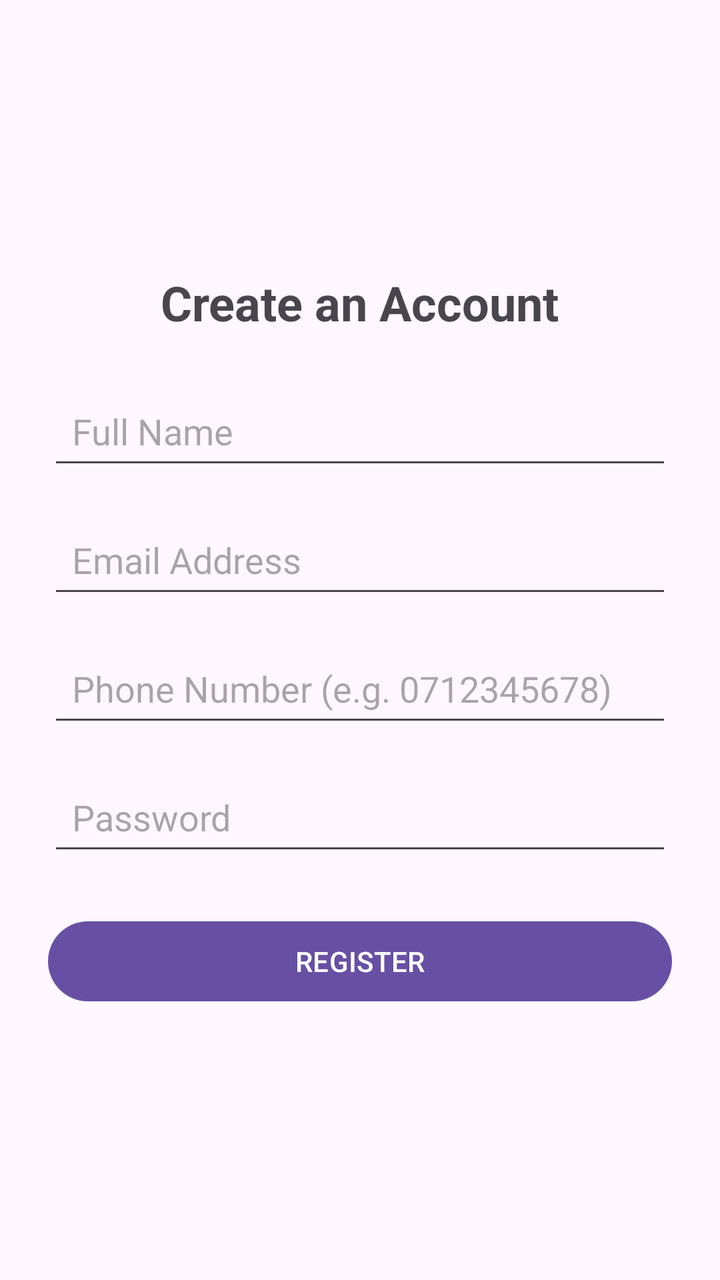
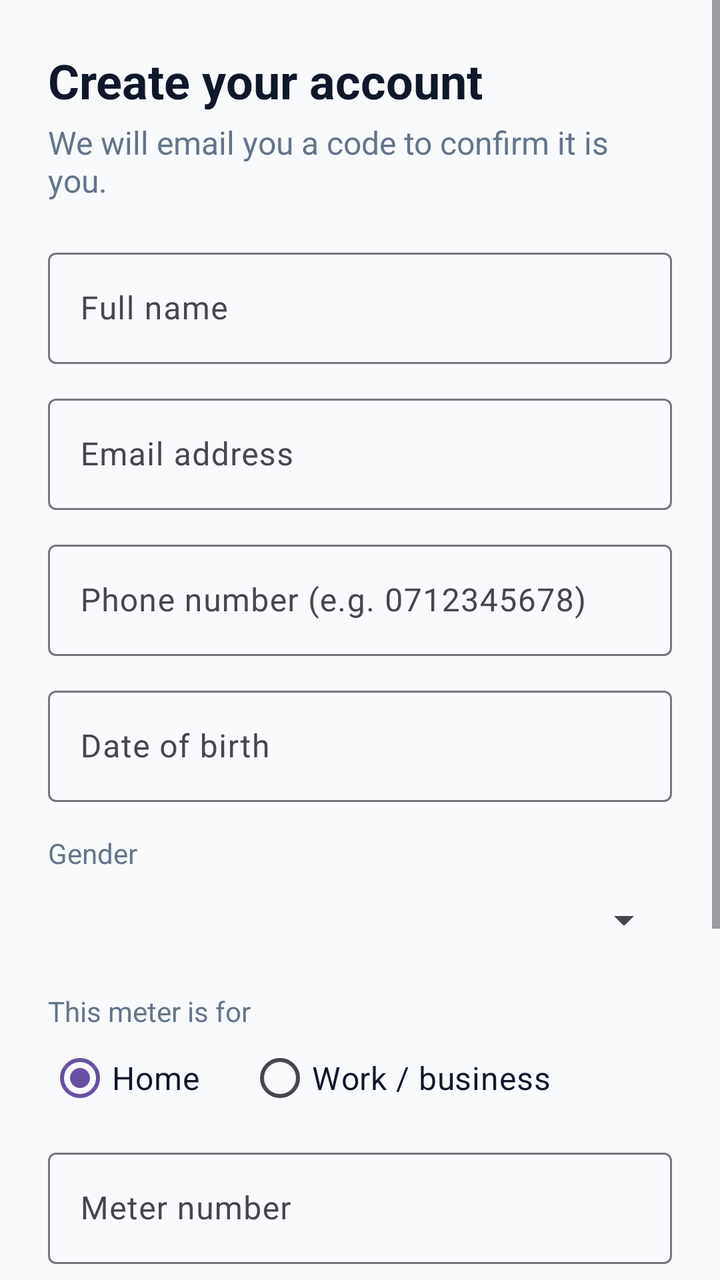

Before-and-after screenshots of an Android layout around one commit, followed by the original layout XML and the change that was made.
<!-- AndroidManifest.xml: application theme Theme.Prepaidelectricitymonitor -->
<!-- res/layout/activity_register.xml -->
<?xml version="1.0" encoding="utf-8"?>
<LinearLayout xmlns:android="http://schemas.android.com/apk/res/android"
    android:layout_width="match_parent"
    android:layout_height="match_parent"
    android:orientation="vertical"
    android:padding="24dp"
    android:gravity="center">

    <TextView
        android:layout_width="wrap_content"
        android:layout_height="wrap_content"
        android:text="Create an Account"
        android:textSize="24sp"
        android:textStyle="bold"
        android:layout_marginBottom="24dp" />

    <EditText
        android:id="@+id/etFullName"
        android:layout_width="match_parent"
        android:layout_height="wrap_content"
        android:minHeight="48dp"
        android:padding="12dp"
        android:hint="Full Name"
        android:inputType="textPersonName" />

    <EditText
        android:id="@+id/etEmail"
        android:layout_width="match_parent"
        android:layout_height="wrap_content"
        android:minHeight="48dp"
        android:padding="12dp"
        android:hint="Email Address"
        android:inputType="textEmailAddress"
        android:layout_marginTop="16dp" />

    <EditText
        android:id="@+id/etPhone"
        android:layout_width="match_parent"
        android:layout_height="wrap_content"
        android:minHeight="48dp"
        android:padding="12dp"
        android:hint="Phone Number (e.g. 0712345678)"
        android:inputType="phone"
        android:layout_marginTop="16dp" />

    <EditText
        android:id="@+id/etPassword"
        android:layout_width="match_parent"
        android:layout_height="wrap_content"
        android:minHeight="48dp"
        android:padding="12dp"
        android:hint="Password"
        android:inputType="textPassword"
        android:layout_marginTop="16dp" />

    <Button
        android:id="@+id/btnRegister"
        android:layout_width="match_parent"
        android:layout_height="wrap_content"
        android:minHeight="48dp"
        android:text="REGISTER"
        android:layout_marginTop="24dp" />

</LinearLayout>
<!-- resources referenced by this layout -->
<resources>
  <style name="Theme.Prepaidelectricitymonitor" parent="Base.Theme.Prepaidelectricitymonitor" />
  <style name="Base.Theme.Prepaidelectricitymonitor" parent="Theme.Material3.DayNight.NoActionBar">
          
          
      </style>
</resources>

<!-- the commit's change to res/layout/activity_register.xml (unified diff, before → after) -->
@@ -1,64 +1,194 @@
 <?xml version="1.0" encoding="utf-8"?>
-<LinearLayout xmlns:android="http://schemas.android.com/apk/res/android"
+<ScrollView xmlns:android="http://schemas.android.com/apk/res/android"
+    xmlns:app="http://schemas.android.com/apk/res-auto"
     android:layout_width="match_parent"
     android:layout_height="match_parent"
-    android:orientation="vertical"
-    android:padding="24dp"
-    android:gravity="center">
+    android:background="@color/app_background"
+    android:fillViewport="true">
 
-    <TextView
-        android:layout_width="wrap_content"
-        android:layout_height="wrap_content"
-        android:text="Create an Account"
-        android:textSize="24sp"
-        android:textStyle="bold"
-        android:layout_marginBottom="24dp" />
-
-    <EditText
-        android:id="@+id/etFullName"
+    <LinearLayout
         android:layout_width="match_parent"
         android:layout_height="wrap_content"
-        android:minHeight="48dp"
-        android:padding="12dp"
-        android:hint="Full Name"
-        android:inputType="textPersonName" />
+        android:orientation="vertical"
+        android:padding="24dp">
 
-    <EditText
-        android:id="@+id/etEmail"
-        android:layout_width="match_parent"
-        android:layout_height="wrap_content"
-        android:minHeight="48dp"
-        android:padding="12dp"
-        android:hint="Email Address"
-        android:inputType="textEmailAddress"
-        android:layout_marginTop="16dp" />
+        <TextView
+            android:layout_width="wrap_content"
+            android:layout_height="wrap_content"
+            android:text="Create your account"
+            android:textColor="@color/text_primary"
+            android:textSize="24sp"
+            android:textStyle="bold" />
 
-    <EditText
-        android:id="@+id/etPhone"
-        android:layout_width="match_parent"
-        android:layout_height="wrap_content"
-        android:minHeight="48dp"
-        android:padding="12dp"
-        android:hint="Phone Number (e.g. 0712345678)"
-        android:inputType="phone"
-        android:layout_marginTop="16dp" />
+        <TextView
+            android:layout_width="wrap_content"
+            android:layout_height="wrap_content"
+            android:layout_marginTop="4dp"
+            android:layout_marginBottom="20dp"
+            android:text="We will email you a code to confirm it is you."
+            android:textColor="@color/text_secondary"
+            android:textSize="16sp" />
 
-    <EditText
-        android:id="@+id/etPassword"
-        android:layout_width="match_parent"
-        android:layout_height="wrap_content"
-        android:minHeight="48dp"
-        android:padding="12dp"
-        android:hint="Password"
-        android:inputType="textPassword"
-        android:layout_marginTop="16dp" />
+        <com.google.android.material.textfield.TextInputLayout
+            style="?attr/textInputOutlinedStyle"
+            android:layout_width="match_parent"
+            android:layout_height="wrap_content"
+            android:hint="Full name">
+            <com.google.android.material.textfield.TextInputEditText
+                android:id="@+id/etFullName"
+                android:layout_width="match_parent"
+                android:layout_height="wrap_content"
+                android:inputType="textPersonName|textCapWords"
+                android:textColor="@color/text_primary"
+                android:textSize="16sp" />
+        </com.google.android.material.textfield.TextInputLayout>
 
-    <Button
-        android:id="@+id/btnRegister"
-        android:layout_width="match_parent"
-        android:layout_height="wrap_content"
-        android:minHeight="48dp"
-        android:text="REGISTER"
-        android:layout_marginTop="24dp" />
+        <com.google.android.material.textfield.TextInputLayout
+            style="?attr/textInputOutlinedStyle"
+            android:layout_width="match_parent"
+            android:layout_height="wrap_content"
+            android:layout_marginTop="12dp"
+            android:hint="Email address">
+            <com.google.android.material.textfield.TextInputEditText
+                android:id="@+id/etEmail"
+                android:layout_width="match_parent"
+                android:layout_height="wrap_content"
+                android:inputType="textEmailAddress"
+                android:textColor="@color/text_primary"
+                android:textSize="16sp" />
+        </com.google.android.material.textfield.TextInputLayout>
 
-</LinearLayout>
+        <com.google.android.material.textfield.TextInputLayout
+            style="?attr/textInputOutlinedStyle"
+            android:layout_width="match_parent"
+            android:layout_height="wrap_content"
+            android:layout_marginTop="12dp"
+            android:hint="Phone number (e.g. 0712345678)">
+            <com.google.android.material.textfield.TextInputEditText
+                android:id="@+id/etPhone"
+                android:layout_width="match_parent"
+                android:layout_height="wrap_content"
+                android:inputType="phone"
+                android:textColor="@color/text_primary"
+                android:textSize="16sp" />
+        </com.google.android.material.textfield.TextInputLayout>
+
+        <com.google.android.material.textfield.TextInputLayout
+            style="?attr/textInputOutlinedStyle"
+            android:layout_width="match_parent"
+            android:layout_height="wrap_content"
+            android:layout_marginTop="12dp"
+            android:hint="Date of birth">
+            <com.google.android.material.textfield.TextInputEditText
+                android:id="@+id/etDob"
+                android:layout_width="match_parent"
+                android:layout_height="wrap_content"
+                android:focusable="false"
+                android:clickable="true"
+                android:inputType="none"
+                android:textColor="@color/text_primary"
+                android:textSize="16sp" />
+        </com.google.android.material.textfield.TextInputLayout>
+
+        <TextView
+            android:layout_width="wrap_content"
+            android:layout_height="wrap_content"
+            android:layout_marginTop="16dp"
+            android:text="Gender"
+            android:textColor="@color/text_secondary"
+            android:textSize="14sp" />
+
+        <Spinner
+            android:id="@+id/spGender"
+            android:layout_width="match_parent"
+            android:layout_height="48dp" />
+
+        <TextView
+            android:layout_width="wrap_content"
+            android:layout_height="wrap_content"
+            android:layout_marginTop="12dp"
+            android:text="This meter is for"
+            android:textColor="@color/text_secondary"
+            android:textSize="14sp" />
+
+        <RadioGroup
+            android:id="@+id/rgAccountType"
+            android:layout_width="match_parent"
+            android:layout_height="wrap_content"
+            android:orientation="horizontal">
+            <RadioButton
+                android:id="@+id/rbHome"
+                android:layout_width="wrap_content"
+                android:layout_height="48dp"
+                android:checked="true"
+                android:text="Home"
+                android:textColor="@color/text_primary"
+                android:textSize="16sp" />
+            <RadioButton
+                android:id="@+id/rbWork"
+                android:layout_width="wrap_content"
+                android:layout_height="48dp"
+                android:layout_marginStart="24dp"
+                android:text="Work / business"
+                android:textColor="@color/text_primary"
+                android:textSize="16sp" />
+        </RadioGroup>
+
+        <com.google.android.material.textfield.TextInputLayout
+            style="?attr/textInputOutlinedStyle"
+            android:layout_width="match_parent"
+            android:layout_height="wrap_content"
+            android:layout_marginTop="8dp"
+            android:hint="Meter number">
+            <com.google.android.material.textfield.TextInputEditText
+                android:id="@+id/etMeter"
+                android:layout_width="match_parent"
+                android:layout_height="wrap_content"
+                android:inputType="textCapCharacters"
+                android:textColor="@color/text_primary"
+                android:textSize="16sp" />
+        </com.google.android.material.textfield.TextInputLayout>
+
+        <com.google.android.material.textfield.TextInputLayout
+            style="?attr/textInputOutlinedStyle"
+            android:layout_width="match_parent"
+            android:layout_height="wrap_content"
+            android:layout_marginTop="12dp"
+            android:hint="Password (8+ characters)"
+            app:endIconMode="password_toggle">
+            <com.google.android.material.textfield.TextInputEditText
+                android:id="@+id/etPassword"
+                android:layout_width="match_parent"
+                android:layout_height="wrap_content"
+                android:inputType="textPassword"
+                android:textColor="@color/text_primary"
+                android:textSize="16sp" />
+        </com.google.android.material.textfield.TextInputLayout>
+
+        <com.google.android.material.textfield.TextInputLayout
+            style="?attr/textInputOutlinedStyle"
+            android:layout_width="match_parent"
+            android:layout_height="wrap_content"
+            android:layout_marginTop="12dp"
+            android:hint="Confirm password"
+            app:endIconMode="password_toggle">
+            <com.google.android.material.textfield.TextInputEditText
+                android:id="@+id/etConfirm"
+                android:layout_width="match_parent"
+                android:layout_height="wrap_content"
+                android:inputType="textPassword"
+                android:textColor="@color/text_primary"
+                android:textSize="16sp" />
+        </com.google.android.material.textfield.TextInputLayout>
+
+        <Button
+            android:id="@+id/btnRegister"
+            android:layout_width="match_parent"
+            android:layout_height="56dp"
+            android:layout_marginTop="24dp"
+            android:backgroundTint="#0EA5E9"
+            android:text="Create account"
+            android:textSize="16sp"
+            android:textStyle="bold" />
+    </LinearLayout>
+</ScrollView>
<!-- resource entries referenced after the edit -->
@@ -1,5 +1,8 @@
 <!-- resources referenced by this layout -->
 <resources>
+  <color name="app_background">#F8FAFC</color>
+  <color name="text_primary">#0F172A</color>
+  <color name="text_secondary">#64748B</color>
   <style name="Theme.Prepaidelectricitymonitor" parent="Base.Theme.Prepaidelectricitymonitor" />
   <style name="Base.Theme.Prepaidelectricitymonitor" parent="Theme.Material3.DayNight.NoActionBar">
           
